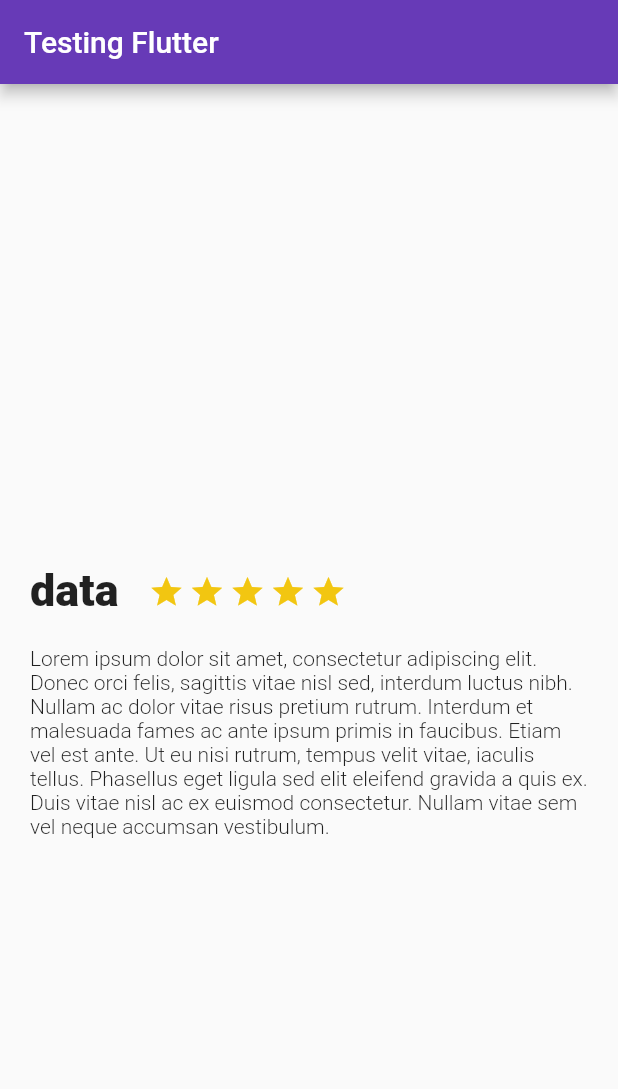
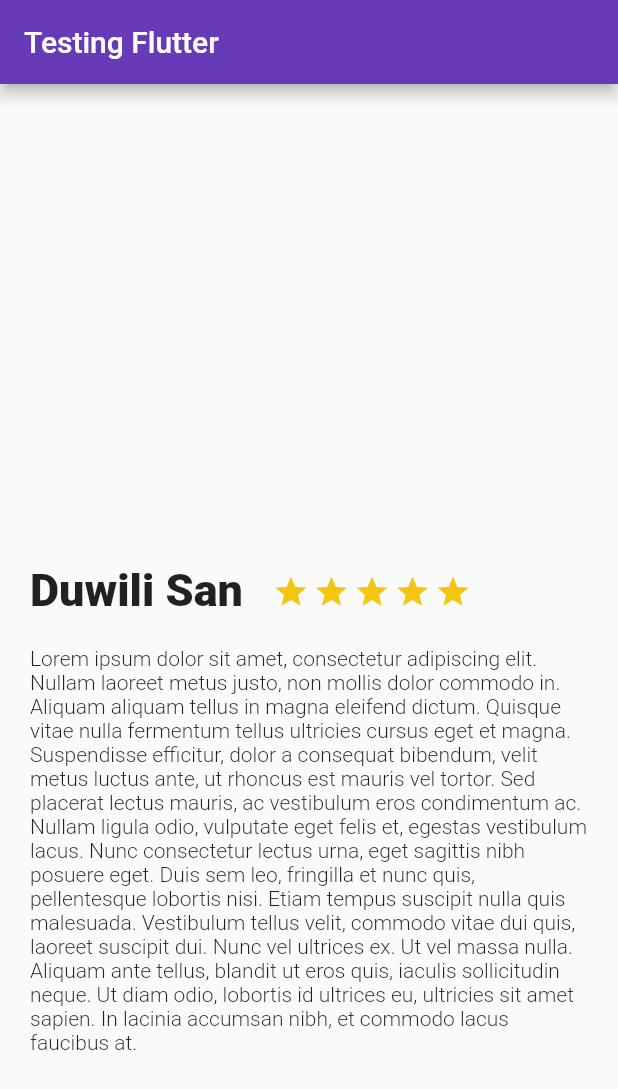
Before and after one commit to teamzz111/flutter-grid, a Flutter app: the screen it shows after launch, on a phone screen of 412 x 824 dp. Shown: the top 1089 px of the screen. Run offline on Flutter 3.47's test engine with Material 2 defaults, Android fonts, the phone set to English and light mode, and no system bars.

Commit message:
Dynamic stateless

```diff
--- a/lib/description_place.dart
+++ b/lib/description_place.dart
@@ -1,6 +1,11 @@
 import 'package:flutter/material.dart';
 
 class DescriptionPlace extends StatelessWidget {
+  DescriptionPlace(this.namePlace, this.stars, this.description, {Key? key}) : super(key: key);
+
+  String namePlace;
+  int stars;
+  String description;
 
   @override
   Widget build(BuildContext context) {
@@ -28,9 +33,9 @@ class DescriptionPlace extends StatelessWidget {
           bottom: 20
         ),
 
-        child: const Text(
-          "data",
-          style: TextStyle(
+        child: Text(
+          namePlace,
+          style: const TextStyle(
             fontSize: 30.0,
             fontWeight: FontWeight.w900,
           ),
@@ -47,7 +52,6 @@ class DescriptionPlace extends StatelessWidget {
           star
         ],
       ),
-
     ]
   );
 
@@ -57,11 +61,11 @@ class DescriptionPlace extends StatelessWidget {
       right: 20,
       bottom: 20
     ),
-    child: const Align(
+    child: Align(
       alignment: Alignment.center,
       child: Text(
-        "Lorem ipsum dolor sit amet, consectetur adipiscing elit. Donec orci felis, sagittis vitae nisl sed, interdum luctus nibh. Nullam ac dolor vitae risus pretium rutrum. Interdum et malesuada fames ac ante ipsum primis in faucibus. Etiam vel est ante. Ut eu nisi rutrum, tempus velit vitae, iaculis tellus. Phasellus eget ligula sed elit eleifend gravida a quis ex. Duis vitae nisl ac ex euismod consectetur. Nullam vitae sem vel neque accumsan vestibulum.",
-        style: TextStyle(fontWeight: FontWeight.w300),
+        description,
+        style: const TextStyle(fontWeight: FontWeight.w300),
         ),
     )
   );
--- a/lib/main.dart
+++ b/lib/main.dart
@@ -7,6 +7,8 @@
 
 class MyApp extends StatelessWidget {
   const MyApp({Key? key}) : super(key: key);
+
+  final String description = "Lorem ipsum dolor sit amet, consectetur adipiscing elit. Nullam laoreet metus justo, non mollis dolor commodo in. Aliquam aliquam tellus in magna eleifend dictum. Quisque vitae nulla fermentum tellus ultricies cursus eget et magna. Suspendisse efficitur, dolor a consequat bibendum, velit metus luctus ante, ut rhoncus est mauris vel tortor. Sed placerat lectus mauris, ac vestibulum eros condimentum ac. Nullam ligula odio, vulputate eget felis et, egestas vestibulum lacus. Nunc consectetur lectus urna, eget sagittis nibh posuere eget. Duis sem leo, fringilla et nunc quis, pellentesque lobortis nisi. Etiam tempus suscipit nulla quis malesuada. Vestibulum tellus velit, commodo vitae dui quis, laoreet suscipit dui. Nunc vel ultrices ex. Ut vel massa nulla. Aliquam ante tellus, blandit ut eros quis, iaculis sollicitudin neque. Ut diam odio, lobortis id ultrices eu, ultricies sit amet sapien. In lacinia accumsan nibh, et commodo lacus faucibus at.";
 
   // This widget is the root of your application.
   @override
@@ -19,7 +21,7 @@
       home: Scaffold(appBar: AppBar(
         title: const Text("Testing Flutter"),
         ),
-        body: DescriptionPlace(),
+        body: DescriptionPlace("Duwili San", 4, description),
       )
     );
   }
```
